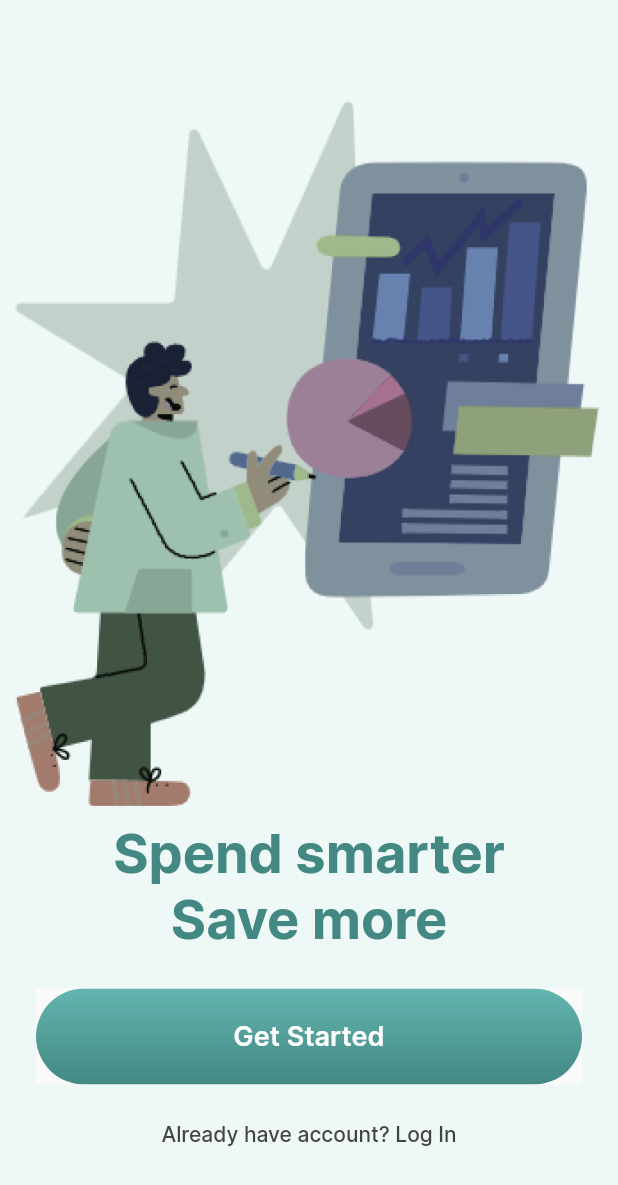
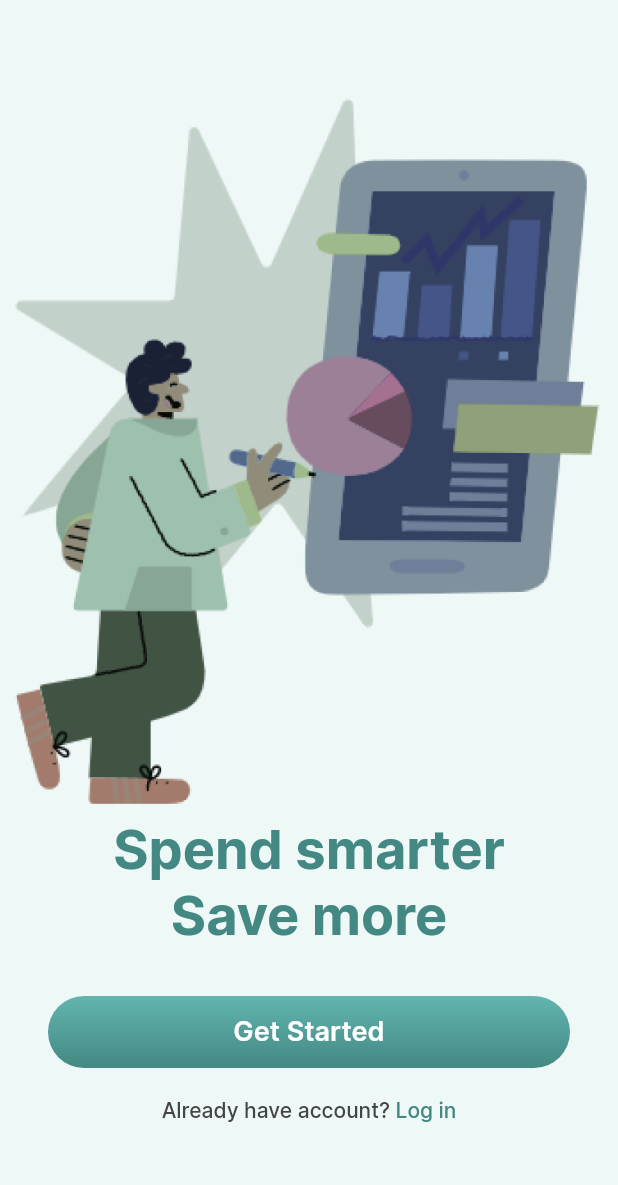
Before and after one commit to atanazio95/finances_app, a Flutter app: the screen it shows after launch, on a phone screen of 412 x 824 dp. Shown: the top 1185 px of the screen. Run offline on Flutter 3.47's test engine with Material 2 defaults, Android fonts, the phone set to English and light mode, and no system bars.

Commit message:
atualizacao e componentizacao

```diff
--- /dev/null
+++ b/lib/common/constants/widgets/multi_text_button.dart
@@ -0,0 +1,22 @@
+import 'package:flutter/material.dart';
+
+class MultiTextButton extends StatelessWidget {
+  final List<Text> children;
+  final VoidCallback onPressed;
+  const MultiTextButton({
+    Key? key,
+    required this.children,
+    required this.onPressed,
+  }) : super(key: key);
+
+  @override
+  Widget build(BuildContext context) {
+    return TextButton(
+      onPressed: onPressed,
+      child: Row(
+          mainAxisSize: MainAxisSize.min,
+          mainAxisAlignment: MainAxisAlignment.center,
+          children: children),
+    );
+  }
+}
--- a/lib/common/constants/widgets/primary_button.dart
+++ b/lib/common/constants/widgets/primary_button.dart
@@ -11,12 +11,15 @@ class PrimaryButton extends StatelessWidget {
     required this.text,
   }) : super(key: key);
 
+  final BorderRadius _borderRadius =
+      const BorderRadius.all(Radius.circular(24.0));
+
   @override
   Widget build(BuildContext context) {
-    return Material(
-      child: Ink(
+    return Ink(
+      height: 48,
       decoration: BoxDecoration(
-            borderRadius: const BorderRadius.all(Radius.circular(38.0)),
+          borderRadius: _borderRadius,
           gradient: LinearGradient(
             begin: Alignment.topCenter,
             end: Alignment.bottomCenter,
@@ -25,17 +28,15 @@ class PrimaryButton extends StatelessWidget {
                 : AppColors.greyGradient,
           )),
       child: InkWell(
+        borderRadius: _borderRadius,
         onTap: onPressed,
-          child: Container(
-            height: 64.0,
-            alignment: Alignment.center,
+        child: Align(
           child: Text(
             text,
             style: AppTextStyle.mediumText18.copyWith(color: AppColors.white),
           ),
         ),
       ),
-      ),
     );
   }
 }
--- a/lib/features/onboarding/onboarding_page.dart
+++ b/lib/features/onboarding/onboarding_page.dart
@@ -1,7 +1,10 @@
+import 'dart:math';
+
 import 'package:finances_app/common/constants/app_colors.dart';
 import 'package:finances_app/common/constants/app_text_styles.dart';
+import 'package:flutter/gestures.dart';
 import 'package:flutter/material.dart';
-
+import '../../common/constants/widgets/multi_text_button.dart';
 import '../../common/constants/widgets/primary_button.dart';
 
 class OnboardingPage extends StatelessWidget {
@@ -31,15 +34,33 @@ class OnboardingPage extends StatelessWidget {
                     .copyWith(color: AppColors.greenlightTwo),
               ),
               Padding(
-                padding: const EdgeInsets.all(24.0),
+                padding: const EdgeInsets.only(
+                  left: 32,
+                  right: 32,
+                  top: 32,
+                  bottom: 4,
+                ),
                 child: PrimaryButton(
                   text: 'Get Started',
                   onPressed: () {},
                 ),
               ),
-              Text(
-                'Already have account? Log In',
-                style: AppTextStyle.smallText.copyWith(color: AppColors.grey),
+              MultiTextButton(
+                onPressed: () => debugPrint('wow'),
+                children: [
+                  Text(
+                    'Already have account? ',
+                    style: AppTextStyle.smallText.copyWith(
+                      color: AppColors.grey,
+                    ),
+                  ),
+                  Text(
+                    'Log in',
+                    style: AppTextStyle.smallText.copyWith(
+                      color: AppColors.greenlightTwo,
+                    ),
+                  )
+                ],
               ),
               const SizedBox(
                 height: 60.0,
```
Also changed, not shown: pubspec.lock, 1 other file. Lines whose indentation alone changed are shown as unchanged.
